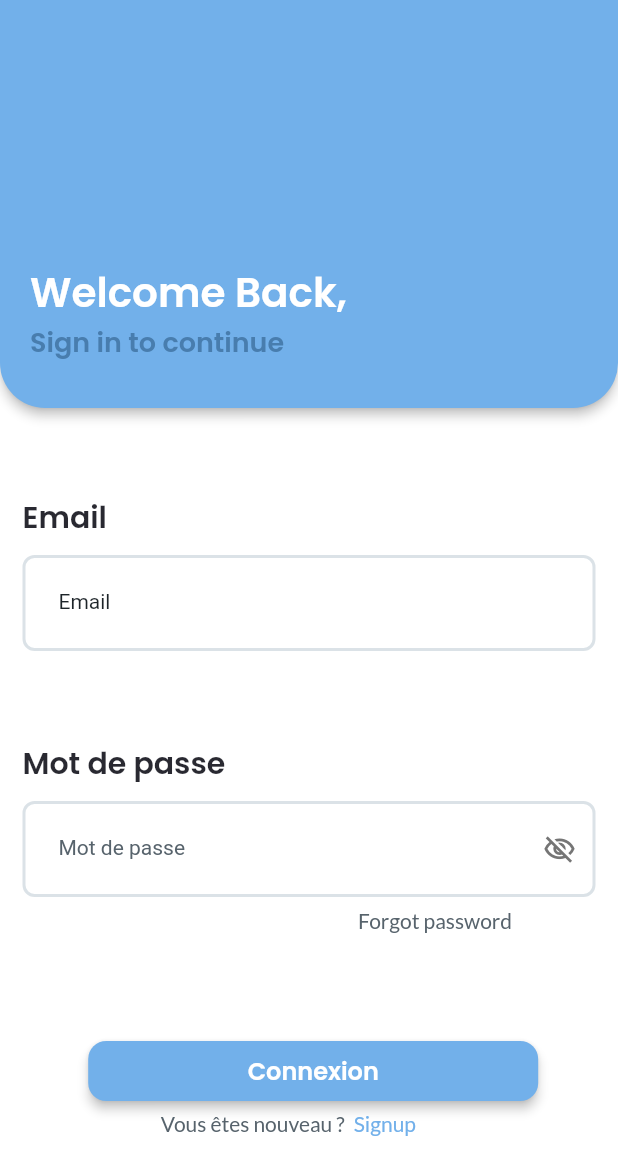
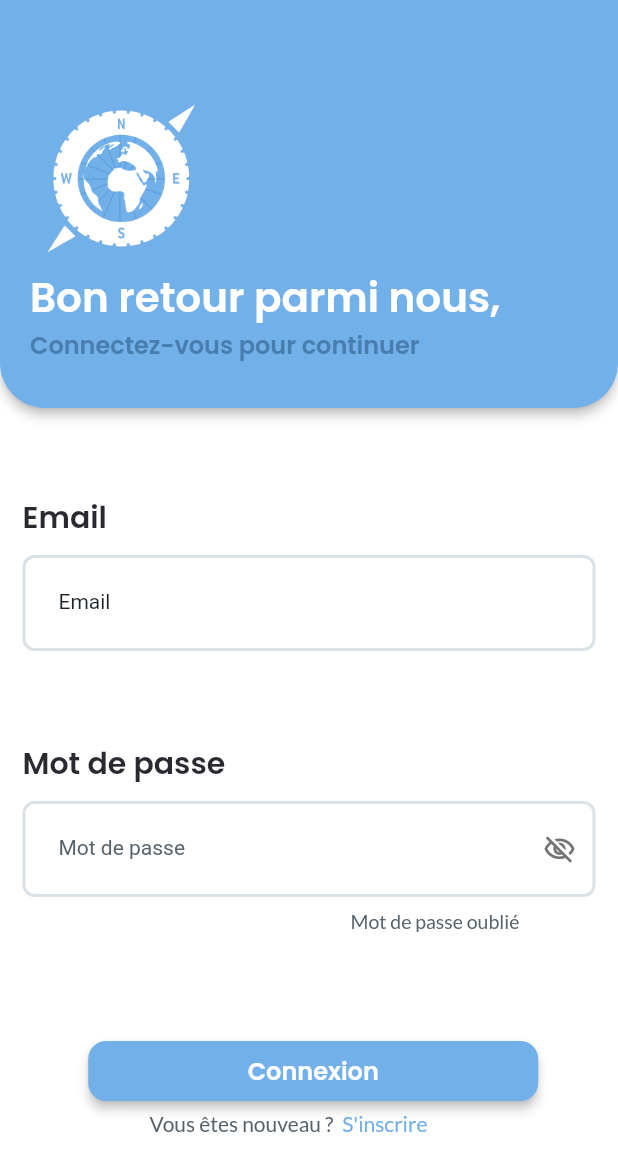
Before and after one commit to juva-quentin/projet-developement-nesquik, a Flutter app: the screen it shows after launch, on a phone screen of 412 x 824 dp. Shown: the top 1175 px of the screen. Run offline on Flutter 3.47's test engine with Material 2 defaults, Android fonts, the phone set to English and light mode, and no system bars; drawn by our look-alikes of auto_size_text; our stand-ins replace cloud_firestore, firebase_auth, firebase_core, firebase_storage, flutter_spinkit, font_awesome_flutter and 9 more; missing offline and left inert: json_path, tap_debouncer; accounts and stored records are empty; Roboto replaces fonts that are missing (Lexend Deca, Sen).

Commit message:
fix: End of Frenglish on Login page

```diff
--- a/lib/flutter_flow/flutter_flow_choice_chips.dart
+++ b/lib/flutter_flow/flutter_flow_choice_chips.dart
@@ -36,6 +36,7 @@ class FlutterFlowChoiceChips extends StatefulWidget {
     this.chipSpacing,
     this.multiselect,
     this.initialized = true,
+    WrapAlignment alignment,
   });
 
   final List<String> initiallySelected;
--- a/lib/home_page/home_page_widget.dart
+++ b/lib/home_page/home_page_widget.dart
@@ -81,8 +81,14 @@ class _HomePageWidgetState extends State<HomePageWidget> {
                               mainAxisAlignment: MainAxisAlignment.end,
                               crossAxisAlignment: CrossAxisAlignment.start,
                               children: [
+                                Image.asset(
+                                  'assets/images/avatar-planet-ride-big-orange.png',
+                                  width: 120,
+                                  height: 120,
+                                  fit: BoxFit.cover,
+                                ),
                                 Text(
-                                  'Welcome Back,',
+                                  'Bon retour parmi nous,',
                                   style: FlutterFlowTheme.of(context)
                                       .title1
                                       .override(
@@ -92,13 +98,13 @@ class _HomePageWidgetState extends State<HomePageWidget> {
                                       ),
                                 ),
                                 Text(
-                                  'Sign in to continue',
+                                  'Connectez-vous pour continuer',
                                   style: FlutterFlowTheme.of(context)
                                       .bodyText1
                                       .override(
                                         fontFamily: 'Poppins',
                                         color: Color(0xFF487DAE),
-                                        fontSize: 18,
+                                        fontSize: 16,
                                       ),
                                 ),
                               ],
@@ -232,7 +238,7 @@ class _HomePageWidgetState extends State<HomePageWidget> {
                                                       .emailAddress,
                                                   validator: (val) {
                                                     if (val.isEmpty) {
-                                                      return 'Field is required';
+                                                      return 'Le champ est requis';
                                                     }
 
                                                     return null;
@@ -351,7 +357,7 @@ class _HomePageWidgetState extends State<HomePageWidget> {
                                                     ),
                                                 validator: (val) {
                                                   if (val.isEmpty) {
-                                                    return 'Field is required';
+                                                    return 'Le champ est requis';
                                                   }
 
                                                   return null;
@@ -365,7 +371,7 @@ class _HomePageWidgetState extends State<HomePageWidget> {
                                                 onPressed: () {
                                                   print('Button pressed ...');
                                                 },
-                                                text: 'Forgot password',
+                                                text: 'Mot de passe oublié',
                                                 options: FFButtonOptions(
                                                   width: 150,
                                                   height: 40,
@@ -449,7 +455,7 @@ class _HomePageWidgetState extends State<HomePageWidget> {
                                                     AlignmentDirectional(0, 0),
                                                 child: Padding(
                                                   padding: EdgeInsetsDirectional
-                                                      .fromSTEB(0, 70, 75, 0),
+                                                      .fromSTEB(0, 70, 90, 0),
                                                   child: Text(
                                                     'Vous êtes nouveau ?',
                                                     style: FlutterFlowTheme.of(
@@ -483,7 +489,7 @@ class _HomePageWidgetState extends State<HomePageWidget> {
                                                       ),
                                                     );
                                                   },
-                                                  text: 'Signup',
+                                                  text: 'S\'inscrire',
                                                   options: FFButtonOptions(
                                                     width: 100,
                                                     height: 40,
--- a/lib/onboard/onboard_widget.dart
+++ b/lib/onboard/onboard_widget.dart
@@ -4,6 +4,8 @@ import '../flutter_flow/flutter_flow_util.dart';
 import '../home_page/home_page_widget.dart';
 import 'package:flutter/material.dart';
 import 'package:flutter/scheduler.dart';
+import 'package:flutter_spinkit/flutter_spinkit.dart';
+import 'package:google_fonts/google_fonts.dart';
 
 class OnboardWidget extends StatefulWidget {
   const OnboardWidget({Key key}) : super(key: key);
@@ -137,17 +139,23 @@ class _OnboardWidgetState extends State<OnboardWidget>
         child: Column(
           mainAxisSize: MainAxisSize.max,
           mainAxisAlignment: MainAxisAlignment.center,
+          crossAxisAlignment: CrossAxisAlignment.center,
           children: [
             Image.asset(
-              'assets/images/ff_logo_white.png',
-              width: 140,
-              height: 140,
-              fit: BoxFit.fitHeight,
+              'assets/images/avatar-planet-ride-big-orange.png',
+              width: 300,
+              height: 300,
+              fit: BoxFit.fitWidth,
             ).animated([animationsMap['imageOnPageLoadAnimation']]),
+            Column(
+              mainAxisSize: MainAxisSize.max,
+              mainAxisAlignment: MainAxisAlignment.start,
+              crossAxisAlignment: CrossAxisAlignment.end,
+              children: [
                 Padding(
                   padding: EdgeInsetsDirectional.fromSTEB(0, 50, 0, 0),
                   child: Text(
-                'Welcome to',
+                    'Bienvenue sur',
                     style: FlutterFlowTheme.of(context).title2.override(
                           fontFamily: 'Sen',
                           color: Colors.white,
@@ -167,6 +175,7 @@ class _OnboardWidgetState extends State<OnboardWidget>
                   padding: EdgeInsetsDirectional.fromSTEB(75, 0, 0, 0),
                   child: Text(
                     'tracker',
+                    textAlign: TextAlign.end,
                     style: FlutterFlowTheme.of(context).title3.override(
                           fontFamily: 'Sen',
                           color: Colors.white,
@@ -175,6 +184,8 @@ class _OnboardWidgetState extends State<OnboardWidget>
                   ).animated([animationsMap['textOnPageLoadAnimation3']]),
                 ),
               ],
+            ),
+          ],
         ).animated([animationsMap['columnOnPageLoadAnimation']]),
       ).animated([animationsMap['containerOnPageLoadAnimation']]),
     );
--- a/lib/page/homePage.dart
+++ b/lib/page/homePage.dart
@@ -637,7 +637,7 @@ class MapSampleState extends State<MapSample> {
       AlertDialog dialog = AlertDialog(
           title: Text("ERREUR !"),
           content: Text(
-              "Veuillez activer la Geolocalisation dans vos paramètres pour utiliser l'application !"),
+              "Veuillez activer la geolocalisation dans vos paramètres pour utiliser l'application !"),
           actions: [
             ElevatedButton(
               child: Text("OK"),
--- a/lib/signup/signup_widget.dart
+++ b/lib/signup/signup_widget.dart
@@ -86,8 +86,14 @@ class _SignupWidgetState extends State<SignupWidget> {
                                   mainAxisAlignment: MainAxisAlignment.end,
                                   crossAxisAlignment: CrossAxisAlignment.start,
                                   children: [
+                                    Image.asset(
+                                      'assets/images/avatar-planet-ride-big-orange.png',
+                                      width: 100,
+                                      height: 100,
+                                      fit: BoxFit.cover,
+                                    ),
                                     Text(
-                                      'Welcome,',
+                                      'Bienvenue,',
                                       style: FlutterFlowTheme.of(context)
                                           .title1
                                           .override(
@@ -97,7 +103,7 @@ class _SignupWidgetState extends State<SignupWidget> {
                                           ),
                                     ),
                                     Text(
-                                      'Sign up to continue',
+                                      'Inscrivez-vous pour continuer',
                                       style: FlutterFlowTheme.of(context)
                                           .bodyText1
                                           .override(
@@ -484,7 +490,10 @@ class _SignupWidgetState extends State<SignupWidget> {
                                       padding: EdgeInsetsDirectional.fromSTEB(
                                           30, 35, 0, 0),
                                       child: FlutterFlowChoiceChips(
-                                        initiallySelected: [choiceChipsValue],
+                                        initiallySelected:
+                                            choiceChipsValue != null
+                                                ? [choiceChipsValue]
+                                                : ['Homme'],
                                         options: [
                                           ChipData('Homme'),
                                           ChipData('Femme'),
@@ -520,9 +529,11 @@ class _SignupWidgetState extends State<SignupWidget> {
                                         ),
                                         chipSpacing: 20,
                                         multiselect: false,
+                                        initialized: choiceChipsValue != null,
+                                        alignment: WrapAlignment.start,
                                       ),
                                     ),
-                                  ),
+                                  )
                                 ],
                               ),
                             ),
@@ -541,7 +552,7 @@ class _SignupWidgetState extends State<SignupWidget> {
                                               .showSnackBar(
                                             SnackBar(
                                               content: Text(
-                                                'Passwords don\'t match!',
+                                                'Mot de passe pas identique',
                                               ),
                                             ),
                                           );
@@ -611,7 +622,7 @@ class _SignupWidgetState extends State<SignupWidget> {
                                     ),
                                     Padding(
                                       padding: EdgeInsetsDirectional.fromSTEB(
-                                          140, 39, 0, 0),
+                                          160, 39, 0, 0),
                                       child: FFButtonWidget(
                                         onPressed: () async {
                                           await Navigator.push(
@@ -627,7 +638,7 @@ class _SignupWidgetState extends State<SignupWidget> {
                                             ),
                                           );
                                         },
-                                        text: 'Sign in',
+                                        text: 'Se connecter',
                                         options: FFButtonOptions(
                                           width: 130,
                                           height: 40,
```
Also changed, not shown: lib/main.dart (+0 -9 lines), assets/images/avatar-planet-ride-big-orange.png (added). Lines whose indentation alone changed are shown as unchanged.
